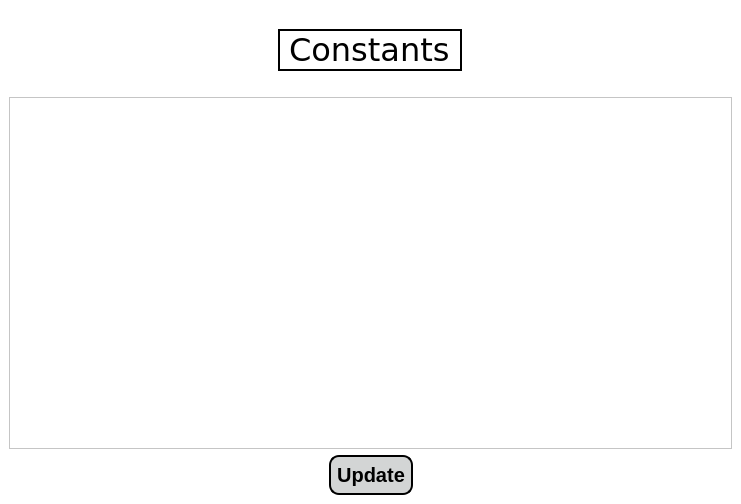
Above: app/gui/resources/constants_page.ui from JasonLaux/DC-Boxjelly before the change. Below: the same form after it.
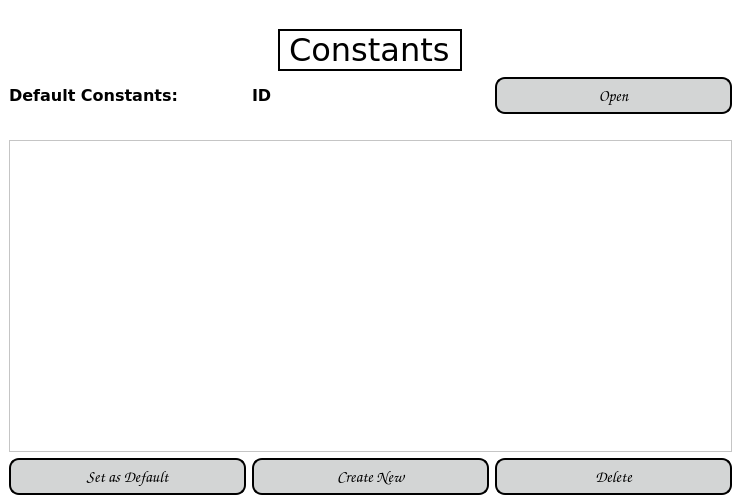
That is the form after the change.

Commit message: Edited Constant page layout

```diff
--- a/app/gui/resources/constants_page.ui
+++ b/app/gui/resources/constants_page.ui
@@ -53,6 +53,78 @@
       </property>
      </widget>
     </item>
+    <item>
+     <layout class="QHBoxLayout" name="horizontalLayout_2">
+      <item>
+       <widget class="QLabel" name="label">
+        <property name="font">
+         <font>
+          <family>Verdana</family>
+          <pointsize>12</pointsize>
+          <weight>75</weight>
+          <bold>true</bold>
+         </font>
+        </property>
+        <property name="text">
+         <string>Default Constants: </string>
+        </property>
+       </widget>
+      </item>
+      <item>
+       <widget class="QLabel" name="label_2">
+        <property name="font">
+         <font>
+          <family>Verdana</family>
+          <pointsize>12</pointsize>
+          <weight>75</weight>
+          <bold>true</bold>
+         </font>
+        </property>
+        <property name="text">
+         <string>ID</string>
+        </property>
+       </widget>
+      </item>
+      <item>
+       <widget class="QPushButton" name="openButton">
+        <property name="font">
+         <font>
+          <family>Comic Sans MS</family>
+          <pointsize>-1</pointsize>
+          <weight>75</weight>
+          <italic>false</italic>
+          <bold>true</bold>
+         </font>
+        </property>
+        <property name="styleSheet">
+         <string notr="true">QPushButton{
+background-color: rgb(211, 213, 213);
+color:black;
+border-style:outset;
+border-width:2px;
+border-radius:10px;
+border-color: black;
+font:bold 16px;
+padding: 6;
+}
+
+QPushButton:hover{
+background-color: rgb(83, 82, 82);
+color: white;
+}
+
+QPushButton:pressed{
+background-color: white;
+}
+</string>
+        </property>
+        <property name="text">
+         <string>Open</string>
+        </property>
+       </widget>
+      </item>
+     </layout>
+    </item>
     <item>
      <spacer name="horizontalSpacer_6">
       <property name="orientation">
@@ -79,20 +151,54 @@
     <item>
      <layout class="QHBoxLayout" name="horizontalLayout">
       <item>
-       <spacer name="horizontalSpacer_2">
-        <property name="orientation">
-         <enum>Qt::Horizontal</enum>
+       <widget class="QPushButton" name="defaultButton">
+        <property name="font">
+         <font>
+          <family>Comic Sans MS</family>
+          <pointsize>-1</pointsize>
+          <weight>75</weight>
+          <italic>false</italic>
+          <bold>true</bold>
+         </font>
         </property>
-        <property name="sizeHint" stdset="0">
-         <size>
-          <width>40</width>
-          <height>20</height>
-         </size>
+        <property name="styleSheet">
+         <string notr="true">QPushButton{
+background-color: rgb(211, 213, 213);
+color:black;
+border-style:outset;
+border-width:2px;
+border-radius:10px;
+border-color: black;
+font:bold 16px;
+padding: 6;
+}
+
+QPushButton:hover{
+background-color: rgb(83, 82, 82);
+color: white;
+}
+
+QPushButton:pressed{
+background-color: white;
+}
+</string>
         </property>
-       </spacer>
+        <property name="text">
+         <string>Set as Default</string>
+        </property>
+       </widget>
       </item>
       <item>
-       <widget class="QPushButton" name="updateConstanstButton">
+       <widget class="QPushButton" name="createButton">
+        <property name="font">
+         <font>
+          <family>Comic Sans MS</family>
+          <pointsize>-1</pointsize>
+          <weight>75</weight>
+          <italic>false</italic>
+          <bold>true</bold>
+         </font>
+        </property>
         <property name="styleSheet">
          <string notr="true">QPushButton{
 background-color: rgb(211, 213, 213);
@@ -101,7 +207,7 @@
 border-width:2px;
 border-radius:10px;
 border-color: black;
-font:bold 20px;
+font:bold 16px;
 padding: 6;
 }
 
@@ -116,22 +222,47 @@
 </string>
         </property>
         <property name="text">
-         <string>Update</string>
+         <string>Create New</string>
         </property>
        </widget>
       </item>
       <item>
-       <spacer name="horizontalSpacer">
-        <property name="orientation">
-         <enum>Qt::Horizontal</enum>
+       <widget class="QPushButton" name="deleteButton">
+        <property name="font">
+         <font>
+          <family>Comic Sans MS</family>
+          <pointsize>-1</pointsize>
+          <weight>75</weight>
+          <italic>false</italic>
+          <bold>true</bold>
+         </font>
         </property>
-        <property name="sizeHint" stdset="0">
-         <size>
-          <width>40</width>
-          <height>20</height>
-         </size>
+        <property name="styleSheet">
+         <string notr="true">QPushButton{
+background-color: rgb(211, 213, 213);
+color:black;
+border-style:outset;
+border-width:2px;
+border-radius:10px;
+border-color: black;
+font:bold 16px;
+padding: 6;
+}
+
+QPushButton:hover{
+background-color: rgb(83, 82, 82);
+color: white;
+}
+
+QPushButton:pressed{
+background-color: white;
+}
+</string>
         </property>
-       </spacer>
+        <property name="text">
+         <string>Delete</string>
+        </property>
+       </widget>
       </item>
      </layout>
     </item>
```
Left out of the diff: 2 changed lines with no effect on the pictures.
